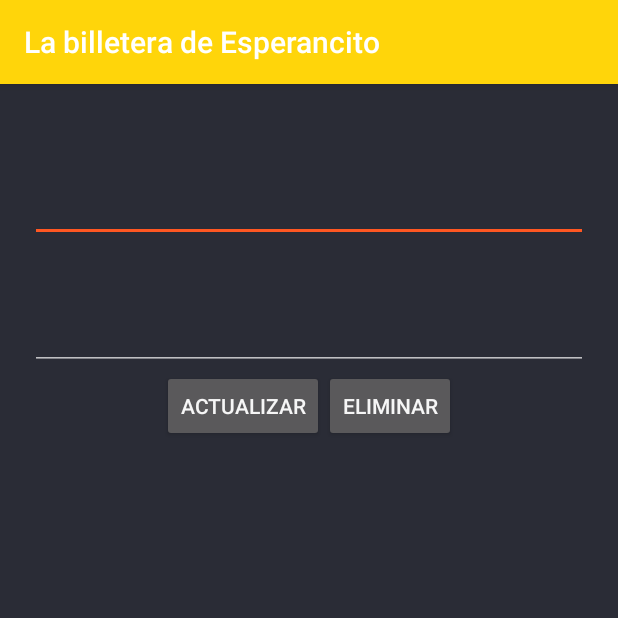
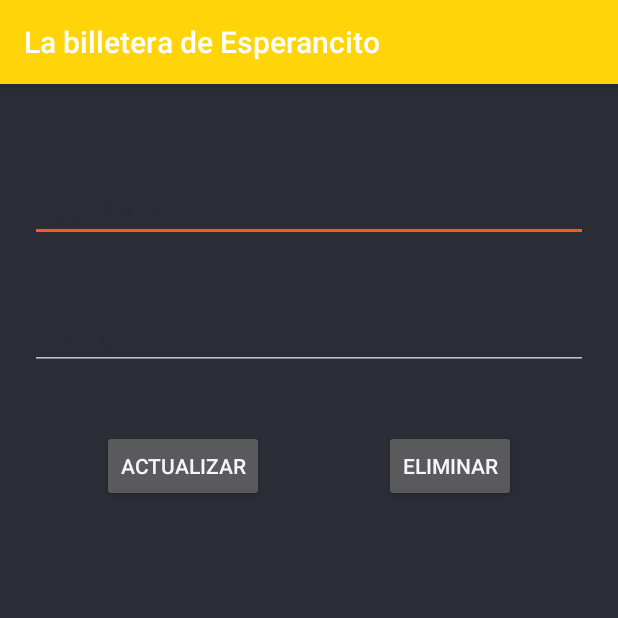
Before and after one commit to norvilArce/proyectoAndroid, an Android app: the ModificarActivity screen opened directly, with no data from a screen before it, on a phone screen of 412 x 824 dp, the top half of it. Run offline under Robolectric (Android 15) with nearby library versions, the phone set to English and light mode, and no system bars.

Commit message:
jean pierre

```diff
--- a/app/src/main/AndroidManifest.xml
+++ b/app/src/main/AndroidManifest.xml
@@ -8,7 +8,7 @@
         android:label="@string/app_name"
         android:supportsRtl="true"
         android:theme="@style/AppTheme">
-        <activity android:name=".ModificarActivity"></activity>
+        <activity android:name=".ModificarActivity" />
         <activity android:name=".tabs.TabsActivity" />
         <activity
             android:name=".SplashActivity"
--- a/app/src/main/java/com/isil/appproyectoandroid/ModificarActivity.java
+++ b/app/src/main/java/com/isil/appproyectoandroid/ModificarActivity.java
@@ -36,8 +36,8 @@ public class ModificarActivity extends AppCompatActivity implements View.OnClick
         // TODO Auto-generated method stub
         switch (view.getId()) {
             case R.id.btnActualizar:
-                String descripcion = etDescripcion.getText().toString();
-                String monto = etMonto.getText().toString();
+                String des = etDescripcion.getText().toString();
+                String mon = etMonto.getText().toString();
                 this.returnHome();
                 break;
 
--- a/app/src/main/res/layout/activity_modificar.xml
+++ b/app/src/main/res/layout/activity_modificar.xml
@@ -13,12 +13,15 @@
         android:layout_width="match_parent"
         android:layout_height="wrap_content"
         android:layout_marginTop="40dp"
-        android:ems="10" />
+        android:ems="10"
+        android:hint="Descripcion"
+        />
     <EditText
         android:id="@+id/etMonto"
         android:layout_width="match_parent"
         android:layout_height="wrap_content"
         android:layout_marginTop="40dp"
+        android:hint="Monto"
         android:ems="10" />
 
     <LinearLayout
@@ -31,13 +34,16 @@
             android:id="@+id/btnActualizar"
             android:layout_width="wrap_content"
             android:layout_height="wrap_content"
+            android:layout_margin="40dp"
             android:text="Actualizar" />
 
         <Button
             android:id="@+id/btnEliminar"
             android:layout_width="wrap_content"
             android:layout_height="wrap_content"
-            android:text="Eliminar" />
+            android:text="Eliminar"
+            android:layout_margin="40dp"
+            />
     </LinearLayout>
 
 </LinearLayout>
```
Also changed, not shown: app/src/main/java/com/isil/appproyectoandroid/Datos.java (+14 -0 lines).
